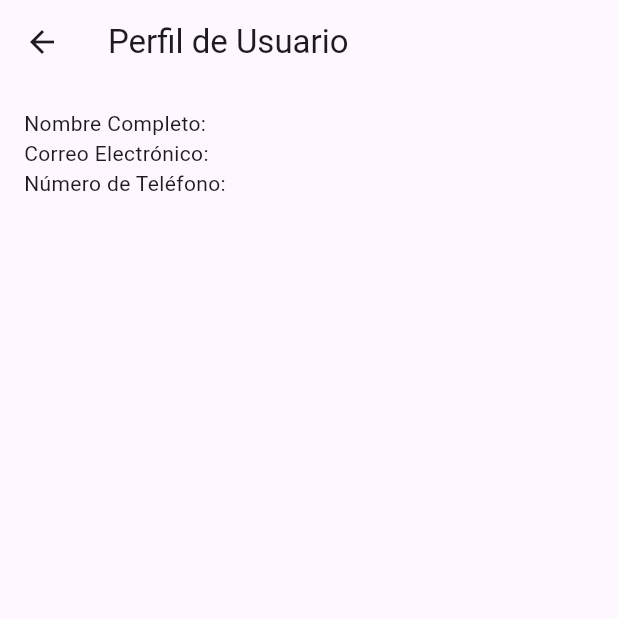
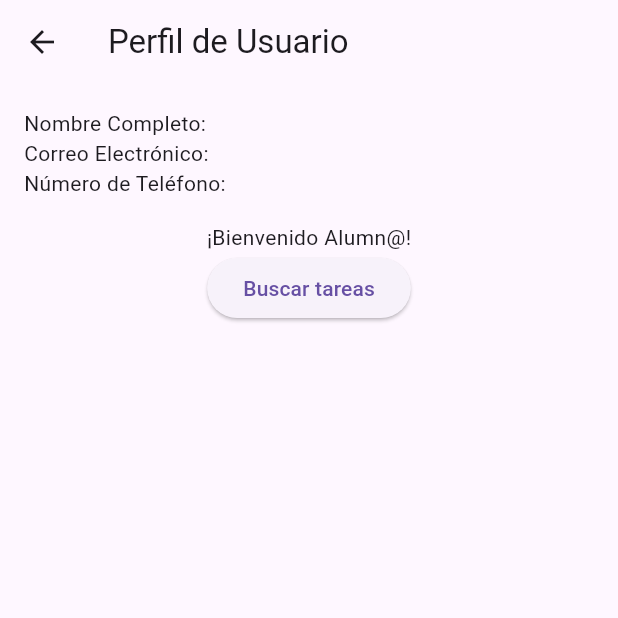
Before and after one commit to HenryGiovanniSanchezSolis/corazoncitoMexicano-test1, a Flutter app: the UserProfileScreen screen opened directly with empty values, on a phone screen of 412 x 824 dp, the top half of it. Run offline on Flutter 3.47's test engine with Material 3 defaults, Android fonts, the phone set to English and light mode, and no system bars; our stand-ins replace cloud_firestore, firebase_auth, firebase_core, logger; accounts and stored records are empty.

Commit message:
Condicionando admin y alumno

```diff
--- a/lib/user_profile_screen.dart
+++ b/lib/user_profile_screen.dart
@@ -1,6 +1,10 @@
 import 'package:flutter/material.dart';
 import 'package:firebase_auth/firebase_auth.dart';
 import 'package:cloud_firestore/cloud_firestore.dart';
+import 'package:logger/logger.dart';
+
+
+var logger = Logger();
 
 class UserProfileScreen extends StatelessWidget {
   final User user;
@@ -63,7 +67,10 @@ class UserProfileScreen extends StatelessWidget {
           );
         }
 
-        var userData = snapshot.data!.data() as Map<String, dynamic>;
+         var userData = snapshot.data!.data() as Map<String, dynamic>;
+        logger.i(userData);
+
+        var userRole = userData['userRole'];
 
         return Scaffold(
           appBar: AppBar(
@@ -75,7 +82,11 @@ class UserProfileScreen extends StatelessWidget {
                },
              ),
           ),
-          body: Padding(
+          body: Column(
+            crossAxisAlignment: CrossAxisAlignment.start,
+            children: [
+
+            Padding(
             padding: const EdgeInsets.all(16.0),
             child: Column(
               crossAxisAlignment: CrossAxisAlignment.start,
@@ -86,8 +97,82 @@ class UserProfileScreen extends StatelessWidget {
               ],
             ),
           ),
+
+              Center(
+              child:
+              userRole == 'admin'
+                ? AdminProfileWidget()  // Muestra un widget si es admin
+                : UserProfileWidget(),  // Muestra otro widget si es usuario normal
+            ),
+
+            ],
+
+          )
+            /*Center(
+              child:
+              userRole == 'admin'
+                ? AdminProfileWidget()  // Muestra un widget si es admin
+                : UserProfileWidget(),  // Muestra otro widget si es usuario normal
+            ),*/
+
+          /*body: Padding(
+            padding: const EdgeInsets.all(16.0),
+            child: Column(
+              crossAxisAlignment: CrossAxisAlignment.start,
+              children: <Widget>[
+                Text('Nombre Completo: ${userData['fullName']}'),
+                Text('Correo Electrónico: ${userData['email']}'),
+                Text('Número de Teléfono: ${userData['phone']}'),
+              ],
+            ),
+          ),*/
         );
       },
     );
   }
 }
+
+// Definimos widgets condicionales según el rol
+class AdminProfileWidget extends StatelessWidget {
+
+
+  @override
+  Widget build(BuildContext context) {
+    return Column(
+      mainAxisAlignment: MainAxisAlignment.center,
+      children: <Widget>[
+
+        const Text('¡Bienvenido, Administrador!'),
+        ElevatedButton(
+          onPressed: () {
+            // Funcionalidad especial para el admin
+          },
+          child:
+
+           const Text('Agregar tareas'),
+        ),
+
+
+      ],
+    );
+  }
+}
+
+class UserProfileWidget extends StatelessWidget {
+
+  @override
+  Widget build(BuildContext context) {
+    return Column(
+      mainAxisAlignment: MainAxisAlignment.center,
+      children: [
+        const Text('¡Bienvenido Alumn@!'),
+        ElevatedButton(
+          onPressed: () {
+            // Funcionalidad para usuario estándar
+          },
+          child: const Text('Buscar tareas'),
+        ),
+      ],
+    );
+  }
+}
```
Also changed, not shown: 1 other file.
